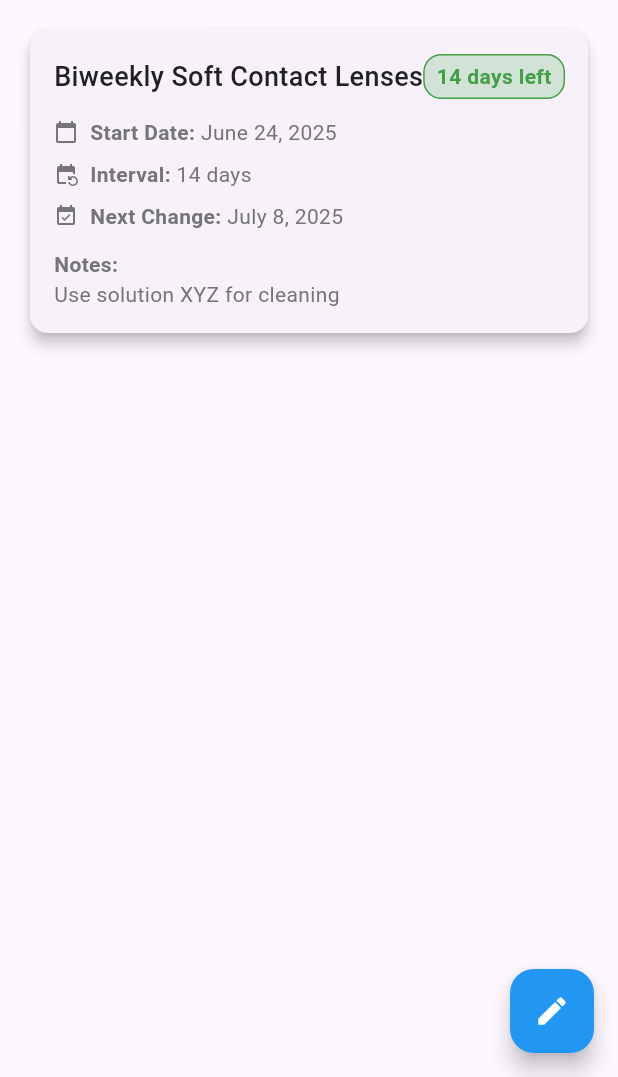
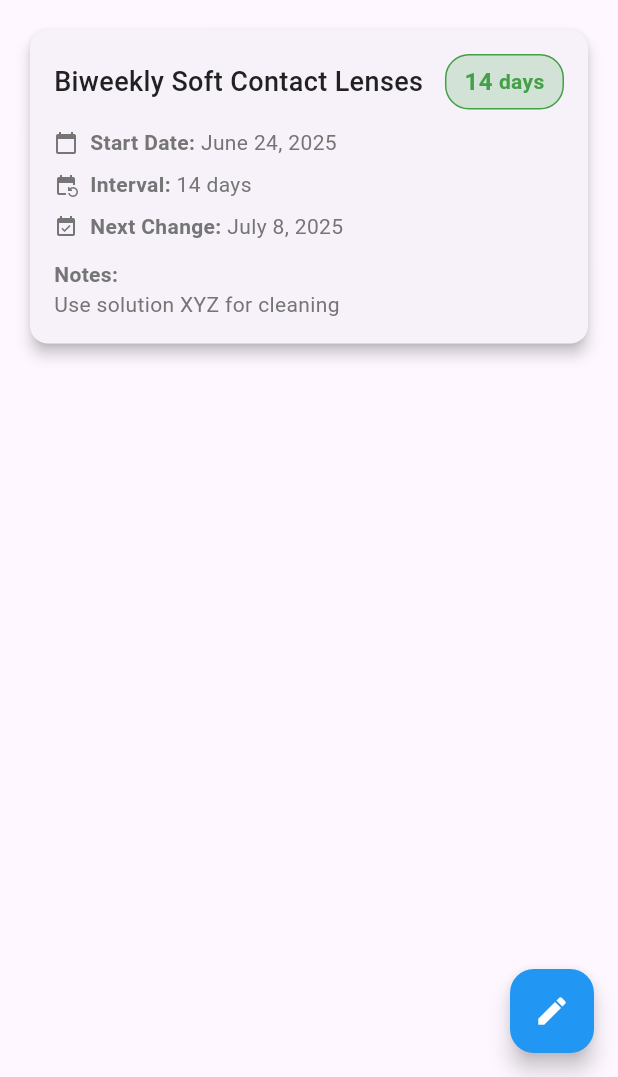
Before and after one commit to danishayman/contact_lens_V2, a Flutter app: the screen it shows after launch, on a phone screen of 412 x 824 dp, the part 159-1236 px from its top. Run offline on Flutter 3.47's test engine with Material 3 defaults, Android fonts, the phone set to English and light mode, and no system bars.

Commit message:
Enhance ReminderCard layout by adding text overflow handling, adjusting padding and border radius, and improving badge display for days remaining.

```diff
--- a/lib/features/reminder/presentation/widgets/reminder_card.dart
+++ b/lib/features/reminder/presentation/widgets/reminder_card.dart
@@ -26,7 +26,15 @@ class ReminderCard extends StatelessWidget {
             Row(
               mainAxisAlignment: MainAxisAlignment.spaceBetween,
               children: [
-                Text(reminder.lensType, style: AppTextStyles.subtitle),
+                Flexible(
+                  child: Text(
+                    reminder.lensType,
+                    style: AppTextStyles.subtitle,
+                    maxLines: 2,
+                    overflow: TextOverflow.ellipsis,
+                  ),
+                ),
+                const SizedBox(width: 8),
                 _buildStatusBadge(daysRemaining),
               ],
             ),
@@ -76,25 +84,48 @@ class ReminderCard extends StatelessWidget {
       text = 'Change Today';
     } else if (daysRemaining <= 2) {
       badgeColor = AppColors.secondary;
-      text = '$daysRemaining days left';
+      text = '$daysRemaining days';
     } else {
       badgeColor = AppColors.success;
-      text = '$daysRemaining days left';
+      text = '$daysRemaining days';
     }
 
     return Container(
-      padding: const EdgeInsets.symmetric(horizontal: 8, vertical: 4),
+      padding: const EdgeInsets.symmetric(horizontal: 12, vertical: 6),
       decoration: BoxDecoration(
         color: badgeColor.withOpacity(0.2),
-        borderRadius: BorderRadius.circular(12),
+        borderRadius: BorderRadius.circular(16),
         border: Border.all(color: badgeColor),
       ),
-      child: Text(
-        text,
-        style: AppTextStyles.caption.copyWith(
-          color: badgeColor,
-          fontWeight: FontWeight.bold,
-        ),
+      child: Row(
+        mainAxisSize: MainAxisSize.min,
+        children: [
+          if (daysRemaining > 0) ...[
+            Text(
+              '$daysRemaining',
+              style: AppTextStyles.body.copyWith(
+                color: badgeColor,
+                fontWeight: FontWeight.bold,
+                fontSize: 16,
+              ),
+            ),
+            const SizedBox(width: 4),
+            Text(
+              'days',
+              style: AppTextStyles.caption.copyWith(
+                color: badgeColor,
+                fontWeight: FontWeight.bold,
+              ),
+            ),
+          ] else
+            Text(
+              text,
+              style: AppTextStyles.caption.copyWith(
+                color: badgeColor,
+                fontWeight: FontWeight.bold,
+              ),
+            ),
+        ],
       ),
     );
   }
@@ -112,7 +143,13 @@ class ReminderCard extends StatelessWidget {
           '$label: ',
           style: AppTextStyles.caption.copyWith(fontWeight: FontWeight.bold),
         ),
-        Text(value, style: AppTextStyles.caption),
+        Expanded(
+          child: Text(
+            value,
+            style: AppTextStyles.caption,
+            overflow: TextOverflow.ellipsis,
+          ),
+        ),
       ],
     );
   }
```
